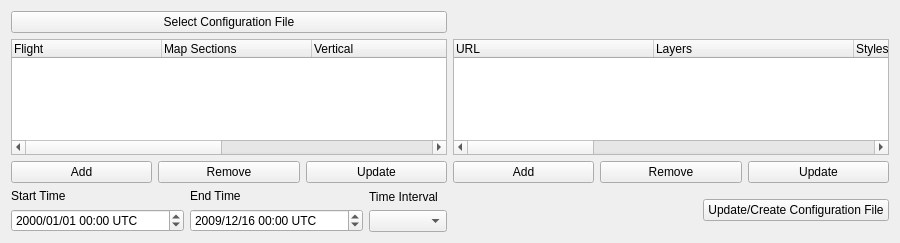
The window that mslib/msui/ui/ui_mss_autoplot.ui (Open-MSS/MSS) describes before a commit, drawn with Qt 5.
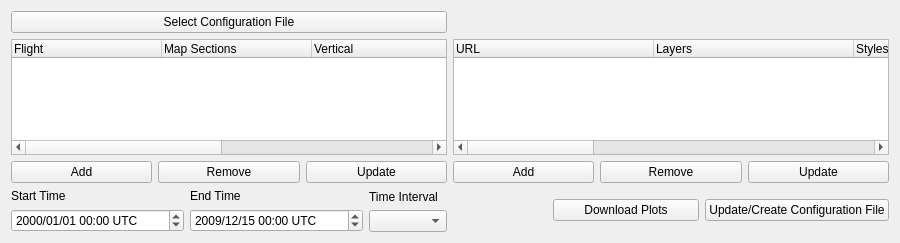
The same window after the commit.

Commit message: COMMIT 1:update the dock widget

```diff
--- a/mslib/msui/ui/ui_mss_autoplot.ui
+++ b/mslib/msui/ui/ui_mss_autoplot.ui
@@ -109,13 +109,13 @@
             <date>
              <year>2009</year>
              <month>12</month>
-             <day>16</day>
+             <day>15</day>
             </date>
            </property>
            <property name="minimumDateTime">
             <datetime>
-             <hour>6</hour>
-             <minute>30</minute>
+             <hour>1</hour>
+             <minute>0</minute>
              <second>0</second>
              <year>1999</year>
              <month>12</month>
@@ -131,8 +131,8 @@
            </property>
            <property name="minimumTime">
             <time>
-             <hour>6</hour>
-             <minute>30</minute>
+             <hour>1</hour>
+             <minute>0</minute>
              <second>0</second>
             </time>
            </property>
@@ -358,12 +358,19 @@
          </property>
          <property name="sizeHint" stdset="0">
           <size>
-           <width>250</width>
+           <width>100</width>
            <height>20</height>
           </size>
          </property>
         </spacer>
        </item>
+       <item>
+        <widget class="QPushButton" name="downloadPushButton">
+         <property name="text">
+          <string>Download Plots</string>
+         </property>
+        </widget>
+       </item>
        <item>
         <widget class="QPushButton" name="updateConfigFile">
          <property name="text">
```
The commit also changes 6 other files.
